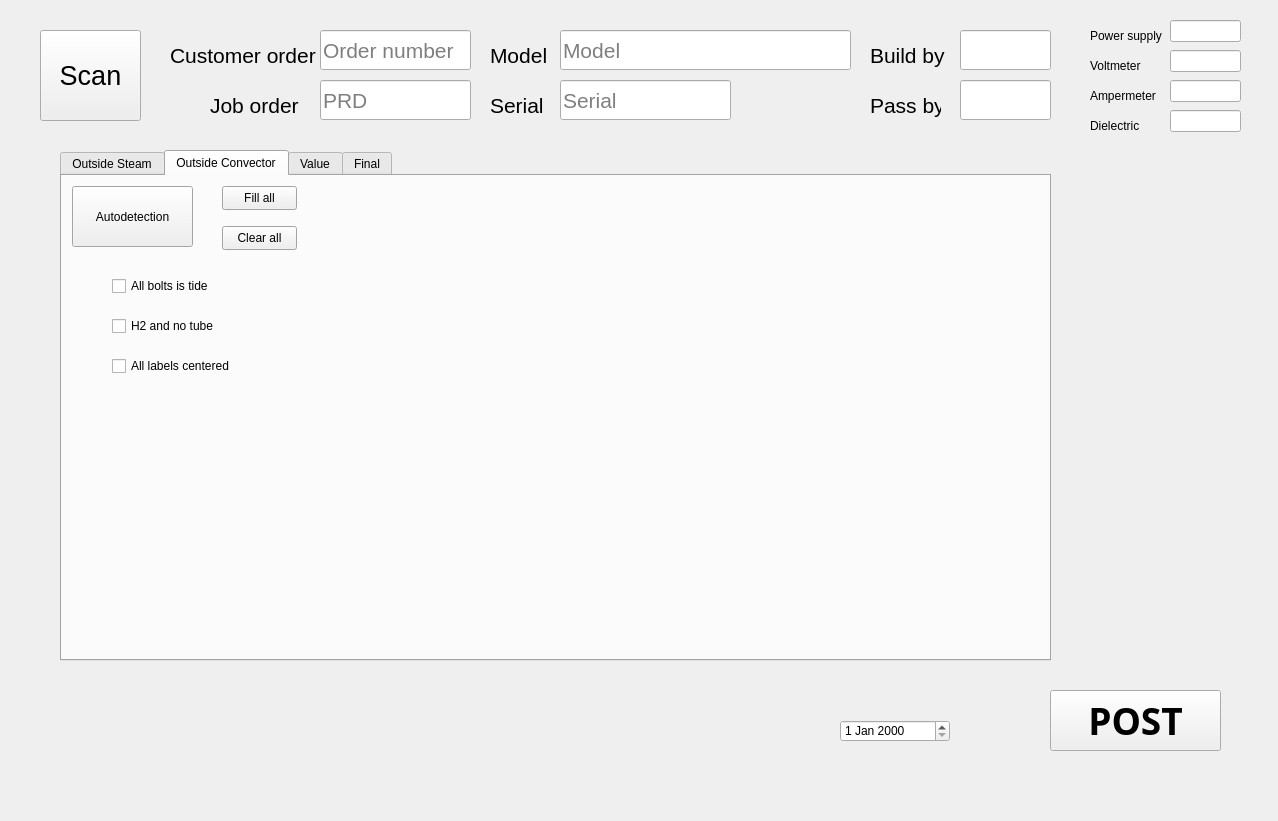
This is frontend.ui in yehor393/TesterReport as Qt 5 draws it before an edit. The edited form follows.
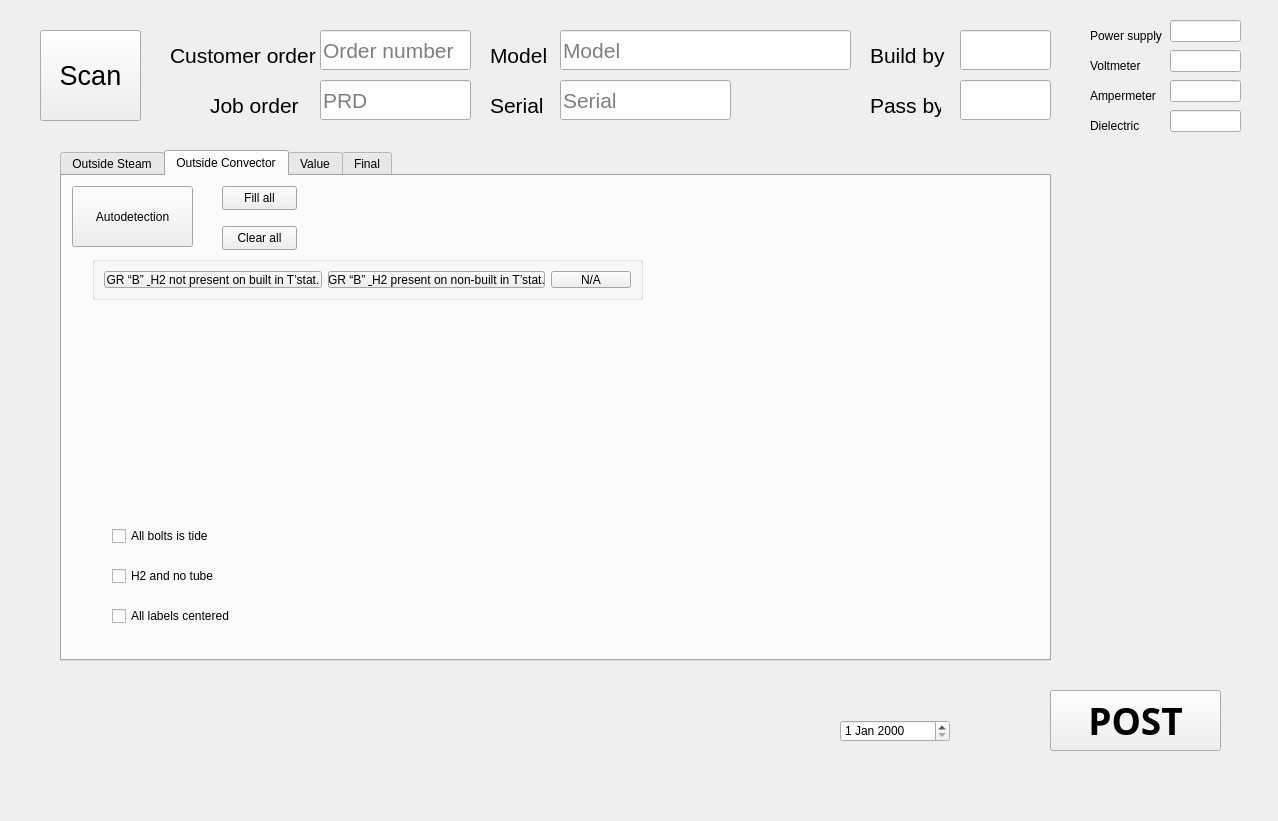
This is the edited form. Icons and pictures are not drawn.

Commit message:
feature/groupbox
First group boxes is connected

The edit to the form file:
```diff
--- a/frontend.ui
+++ b/frontend.ui
@@ -232,7 +232,7 @@
       <property name="geometry">
        <rect>
         <x>50</x>
-        <y>140</y>
+        <y>390</y>
         <width>121</width>
         <height>20</height>
        </rect>
@@ -245,7 +245,7 @@
       <property name="geometry">
        <rect>
         <x>50</x>
-        <y>180</y>
+        <y>430</y>
         <width>121</width>
         <height>20</height>
        </rect>
@@ -258,7 +258,7 @@
       <property name="geometry">
        <rect>
         <x>50</x>
-        <y>100</y>
+        <y>350</y>
         <width>121</width>
         <height>20</height>
        </rect>
@@ -309,6 +309,51 @@
        <string>Fill all</string>
       </property>
      </widget>
+     <widget class="QGroupBox" name="groupBox">
+      <property name="geometry">
+       <rect>
+        <x>30</x>
+        <y>80</y>
+        <width>551</width>
+        <height>44</height>
+       </rect>
+      </property>
+      <property name="title">
+       <string/>
+      </property>
+      <layout class="QHBoxLayout" name="horizontalLayout">
+       <item>
+        <widget class="QPushButton" name="yes_button">
+         <property name="text">
+          <string>GR “B” &amp; H2 not present on built in T’stat.</string>
+         </property>
+         <property name="checkable">
+          <bool>true</bool>
+         </property>
+        </widget>
+       </item>
+       <item>
+        <widget class="QPushButton" name="no_button">
+         <property name="text">
+          <string>GR “B” &amp; H2 present on non-built in T’stat.</string>
+         </property>
+         <property name="checkable">
+          <bool>true</bool>
+         </property>
+        </widget>
+       </item>
+       <item>
+        <widget class="QPushButton" name="na_button">
+         <property name="text">
+          <string>N/A</string>
+         </property>
+         <property name="checkable">
+          <bool>true</bool>
+         </property>
+        </widget>
+       </item>
+      </layout>
+     </widget>
     </widget>
     <widget class="QWidget" name="ValueTab">
      <attribute name="title">
```
The commit also changes 1 other file.
